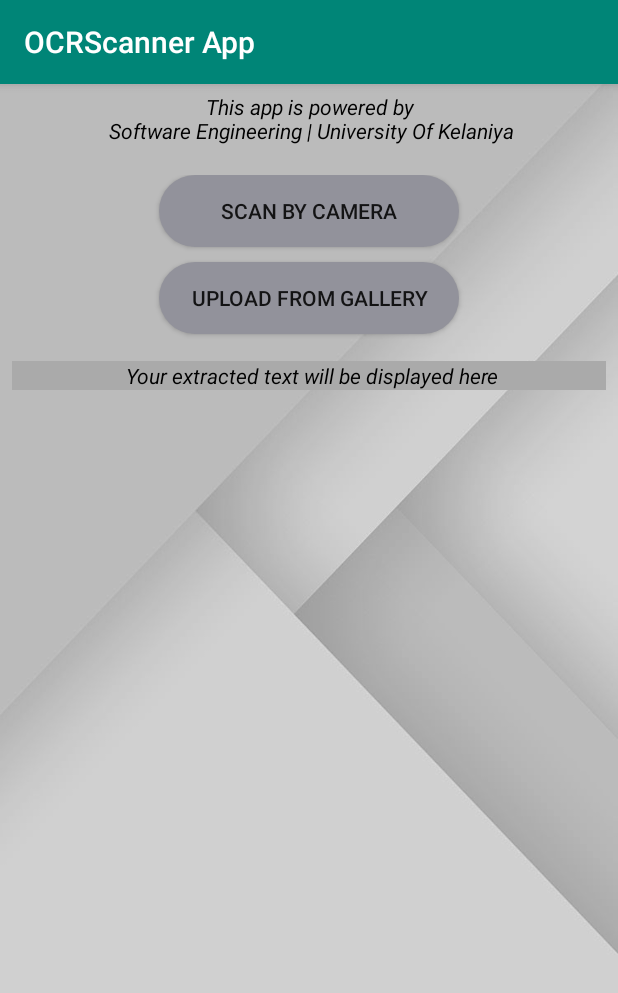
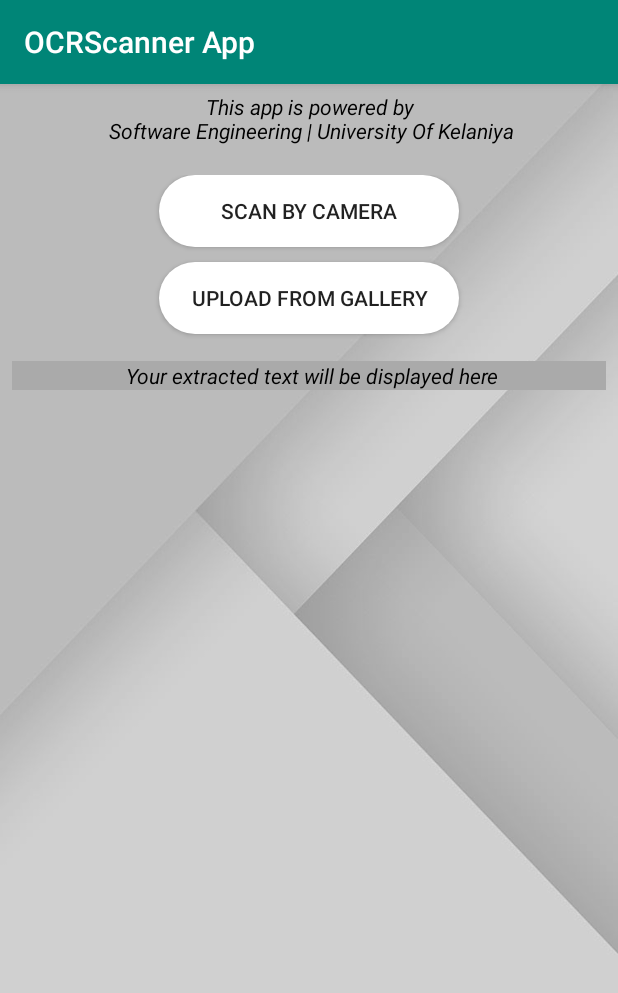
Before and after one commit to mihinduranasinghe/OCR_Scanner_App, an Android app: the screen it shows after launch (HomeActivity), on a phone screen of 412 x 824 dp. Shown: the top 993 px of the screen. Run offline under Robolectric (Android 15) with nearby library versions, the phone set to English and light mode, and no system bars; our stand-ins replace ButterKnife; libraries missing offline, so code that uses them is left out: com.theartofdev.edmodo; Roboto replaces fonts that are not available here.

Commit message:
UI Improments

```diff
--- a/OCRScannerApp/app/src/main/res/drawable/rounded_button.xml
+++ b/OCRScannerApp/app/src/main/res/drawable/rounded_button.xml
@@ -1,5 +1,5 @@
 <?xml version="1.0" encoding="utf-8"?>
 <shape xmlns:android="http://schemas.android.com/apk/res/android">
     <corners android:radius="25dp"/>
-    <solid android:color="#92929B"/>
+    <solid android:color="#ffffff"/>
 </shape>
```
